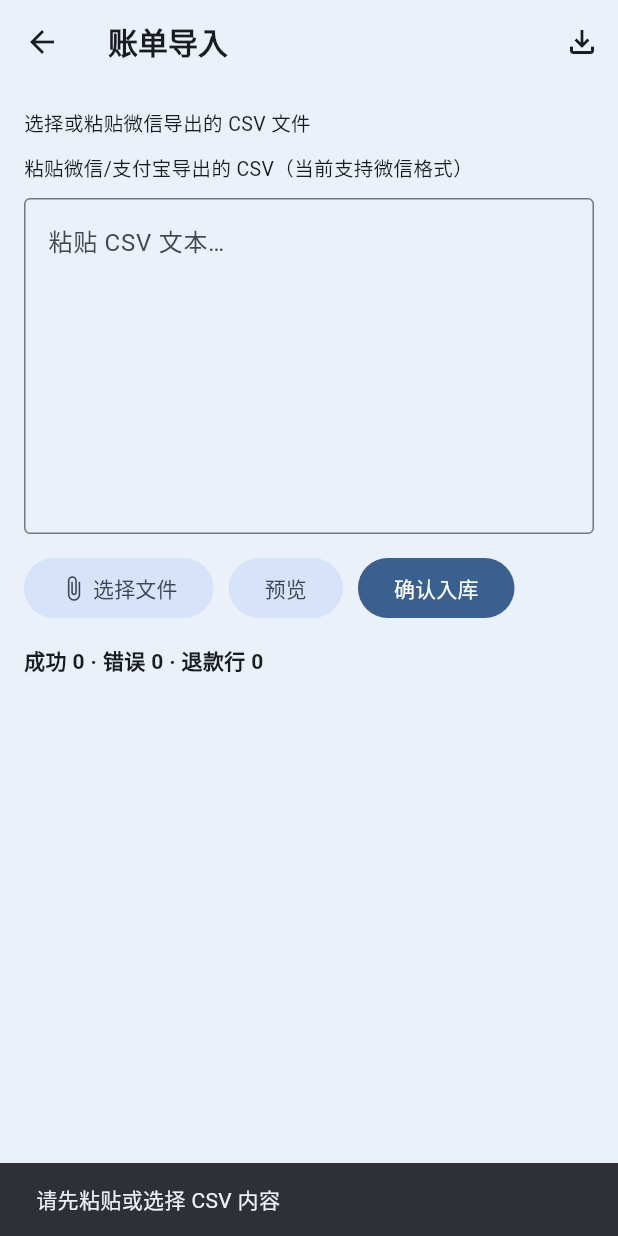
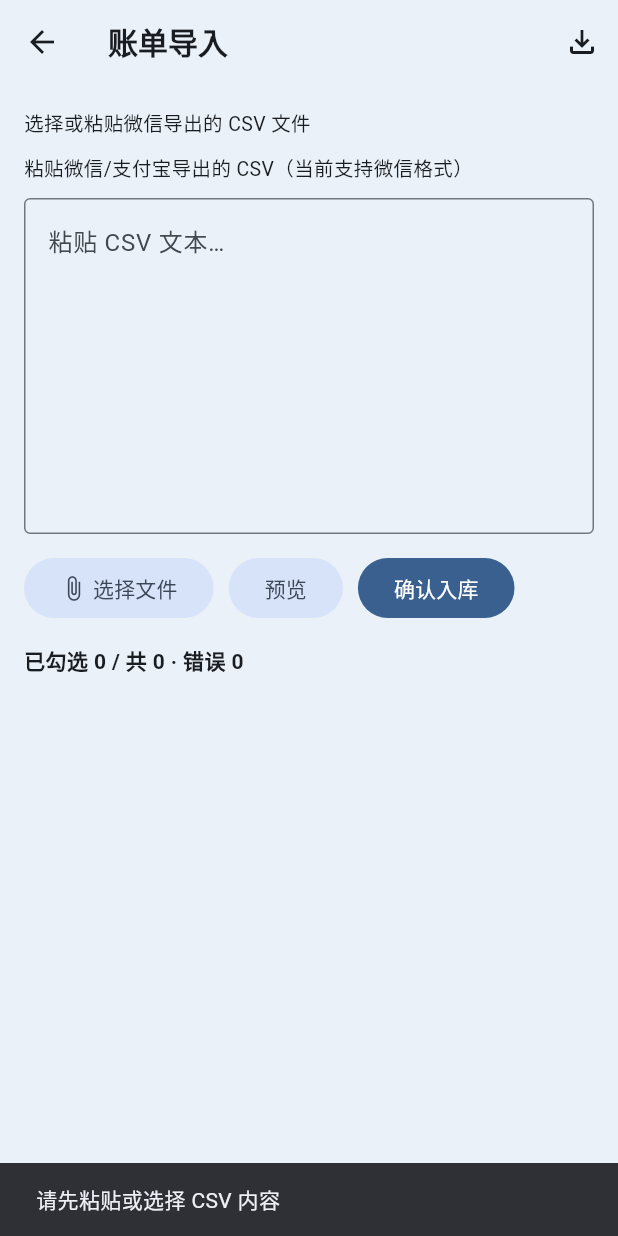
Before and after one commit to KaltsitLLL/timebook, a Flutter app: the ImportScreen screen opened directly with empty values, after a tap on "预览", after a tap on "确认入库", on a phone screen of 412 x 824 dp. Run offline on Flutter 3.47's test engine with Material 3 defaults, Android fonts, the phone set to English and light mode, and no system bars; our stand-ins replace drift, drift_flutter, file_picker, fl_chart, flutter_local_notifications, flutter_riverpod and 2 more; missing offline and left inert: gbk_codec; accounts and stored records are empty; generated files the repository leaves out were written again.

Commit message:
feat(import): 导入逐行确认列表（可编辑/排除/分类映射）

```diff
--- a/timebook/lib/features/import/data/import_service.dart
+++ b/timebook/lib/features/import/data/import_service.dart
@@ -62,6 +62,7 @@ class ImportService {
         await repo.addTransaction(
           ledgerId: ledgerId,
           accountId: account.id,
+          categoryId: r.categoryId,
           direction: r.direction,
           amountCents: r.amountCents,
           bookAt: r.bookAt,
--- a/timebook/lib/features/import/domain/import_models.dart
+++ b/timebook/lib/features/import/domain/import_models.dart
@@ -7,6 +7,7 @@ class ImportedRow {
     this.remark = '',
     this.payMethod = '',
     this.orderId,
+    this.categoryId,
     this.isRefund = false,
   });
   final DateTime bookAt;
@@ -16,6 +17,7 @@ class ImportedRow {
   final String remark;
   final String payMethod;
   final String? orderId;
+  final int? categoryId;
   final bool isRefund;
 }
 
--- a/timebook/lib/features/import/presentation/import_screen.dart
+++ b/timebook/lib/features/import/presentation/import_screen.dart
@@ -8,6 +8,7 @@ import '../../../core/db/app_database.dart';
 import '../../bookkeeping/data/bookkeeping_repository.dart';
 import '../data/import_service.dart';
 import '../domain/csv_codec.dart';
+import '../domain/import_models.dart';
 import '../domain/template_engine.dart';
 
 /// 微信账单模板（内联 YAML，测试与运行不依赖资源 IO）。
@@ -37,8 +38,13 @@ class ImportScreen extends StatefulWidget {
 
 class _ImportScreenState extends State<ImportScreen> {
   final _csv = TextEditingController();
-  String? _previewSummary;
   String? _fileName;
+
+  // 预览状态（仅存 State 字段，不落库）
+  bool _previewed = false;
+  List<_RowState> _rows = [];
+  List<ParseErrorRow> _errors = [];
+  List<Category> _cats = [];
 
   @override
   void dispose() {
@@ -49,6 +55,12 @@ class _ImportScreenState extends State<ImportScreen> {
   void _showMessage(String text) {
     if (!mounted) return;
     ScaffoldMessenger.of(context).showSnackBar(SnackBar(content: Text(text)));
+  }
+
+  int? _parseAmount(String text) {
+    final v = double.tryParse(text.trim());
+    if (v == null) return null;
+    return (v * 100).round();
   }
 
   Future<void> _export() async {
@@ -85,36 +97,74 @@ class _ImportScreenState extends State<ImportScreen> {
     setState(() {
       _csv.text = text;
       _fileName = file.name;
-      _previewSummary = null;
+      _previewed = false;
     });
   }
 
-  void _preview() {
+  Future<void> _loadCategories() async {
+    final repo = BookkeepingRepository(widget.database);
+    final ledgers = await repo.ledgers();
+    _cats = ledgers.isEmpty ? [] : await repo.categories(ledgers.first.id);
+  }
+
+  Future<void> _preview() async {
     final engine = TemplateEngine(templateYaml: _wechatTemplate);
     final result = engine.parse(_csv.text);
+    await _loadCategories();
     setState(() {
-      _previewSummary =
-          '成功 ${result.rows.length} · 错误 ${result.errors.length} · 退款行 ${result.rows.where((r) => r.isRefund).length}';
+      _rows = [
+        for (final r in result.rows)
+          _RowState(row: r, ok: true, amountText: (r.amountCents / 100).toString())
+      ];
+      _errors = result.errors;
+      _previewed = true;
     });
   }
 
   Future<void> _confirm() async {
-    final engine = TemplateEngine(templateYaml: _wechatTemplate);
-    final result = engine.parse(_csv.text);
-    if (result.rows.isEmpty) {
-      if (result.errors.isNotEmpty) {
-        _showMessage('无有效行：${result.errors.first}');
+    if (_rows.isEmpty) {
+      if (_errors.isNotEmpty) {
+        _showMessage('无有效行：${_errors.first.reason}');
       } else {
         _showMessage('请先粘贴或选择 CSV 内容');
       }
       return;
     }
+    // 仅导入勾选且金额可解析的行（编辑后值生效）。
+    final selected = <ImportedRow>[];
+    final broken = <String>[];
+    for (var i = 0; i < _rows.length; i++) {
+      final rs = _rows[i];
+      if (!rs.ok) continue;
+      final cents = _parseAmount(rs.amountText);
+      if (cents == null) {
+        broken.add('行 ${i + 1} 金额无效');
+        continue;
+      }
+      selected.add(ImportedRow(
+        bookAt: rs.row.bookAt,
+        direction: rs.row.direction,
+        amountCents: cents,
+        counterparty: rs.row.counterparty,
+        remark: rs.row.remark,
+        payMethod: rs.row.payMethod,
+        orderId: rs.row.orderId,
+        categoryId: rs.categoryId,
+        isRefund: rs.row.isRefund,
+      ));
+    }
+    if (selected.isEmpty) {
+      _showMessage('未勾选任何可导入行');
+      return;
+    }
     final svc = ImportService(widget.database);
     try {
       final outcome = await svc.importRows(
-          source: 'wechat', fileName: '粘贴导入', rows: result.rows);
-      _showMessage('已保存 ${outcome.saved} 笔 · 重复 ${outcome.duplicated}'
+          source: 'wechat', fileName: '粘贴导入', rows: selected);
+      final sb = StringBuffer('已保存 ${outcome.saved} 笔 · 重复 ${outcome.duplicated}'
           ' · 退款冲抵 ${outcome.refunded} · 未匹配退款 ${outcome.refundUnmatched}');
+      if (broken.isNotEmpty) sb.write(' · 跳过 ${broken.join('、')}');
+      _showMessage(sb.toString());
     } on StateError catch (e) {
       _showMessage(e.message);
     }
@@ -122,6 +172,7 @@ class _ImportScreenState extends State<ImportScreen> {
 
   @override
   Widget build(BuildContext context) {
+    final checked = _rows.where((r) => r.ok).length;
     return Scaffold(
       appBar: AppBar(
         title: const Text('账单导入'),
@@ -169,11 +220,135 @@ class _ImportScreenState extends State<ImportScreen> {
               onPressed: _confirm,
               child: const Text('确认入库')),
         ]),
-        if (_previewSummary != null) ...[
+        if (_previewed) ...[
           const SizedBox(height: 14),
-          Text(_previewSummary!, style: const TextStyle(fontWeight: FontWeight.w600)),
+          Text('已勾选 $checked / 共 ${_rows.length} · 错误 ${_errors.length}',
+              style: const TextStyle(fontWeight: FontWeight.w600)),
+          if (_rows.length > 50) ...[
+            const SizedBox(height: 6),
+            Text('其余 ${_rows.length - 50} 行未显示',
+                style: const TextStyle(fontSize: 12, color: Colors.grey)),
+          ],
+          const SizedBox(height: 8),
+          for (var i = 0; i < _rows.length && i < 50; i++) ...[
+            _RowCard(
+                index: i,
+                row: _rows[i],
+                categories: _cats,
+                onChanged: () => setState(() {})),
+            const SizedBox(height: 8),
+          ],
+          if (_errors.isNotEmpty) ...[
+            const SizedBox(height: 12),
+            const Text('以下行解析失败（未入库）',
+                style: TextStyle(fontWeight: FontWeight.w600, color: Colors.grey)),
+            const SizedBox(height: 6),
+            for (final e in _errors)
+              Container(
+                padding: const EdgeInsets.all(10),
+                margin: const EdgeInsets.only(bottom: 6),
+                decoration: BoxDecoration(
+                    color: const Color(0xFFF2F2F2),
+                    borderRadius: BorderRadius.circular(8)),
+                child: Text('行 ${e.lineNo}：${e.reason}',
+                    style: const TextStyle(fontSize: 12, color: Colors.grey)),
+              ),
+          ],
         ],
       ]),
     );
   }
 }
+
+/// 导入预览的单行可编辑状态（仅内存，不落库）。
+class _RowState {
+  _RowState({
+    required this.row,
+    required this.ok,
+    required this.amountText,
+  }) : controller = TextEditingController(text: amountText);
+  final ImportedRow row;
+  bool ok;
+  String amountText;
+  int? categoryId;
+  final TextEditingController controller;
+}
+
+class _RowCard extends StatelessWidget {
+  const _RowCard({
+    required this.index,
+    required this.row,
+    required this.categories,
+    required this.onChanged,
+  });
+  final int index;
+  final _RowState row;
+  final List<Category> categories;
+  final VoidCallback onChanged;
+
+  @override
+  Widget build(BuildContext context) {
+    final r = row.row;
+    return Opacity(
+      opacity: row.ok ? 1 : 0.45,
+      child: Container(
+        padding: const EdgeInsets.all(12),
+        decoration: BoxDecoration(
+          color: row.ok ? null : const Color(0xFFF2F2F2),
+          border: Border.all(color: const Color(0xFFEEEEEE)),
+          borderRadius: BorderRadius.circular(10),
+        ),
+        child: Column(crossAxisAlignment: CrossAxisAlignment.start, children: [
+          Row(children: [
+            Checkbox(
+              key: Key('row_ok_$index'),
+              value: row.ok,
+              onChanged: (v) {
+                row.ok = v ?? false;
+                onChanged();
+              },
+            ),
+            const SizedBox(width: 4),
+            Expanded(
+              child: TextField(
+                key: Key('row_amt_$index'),
+                controller: row.controller,
+                keyboardType: const TextInputType.numberWithOptions(decimal: true),
+                decoration: const InputDecoration(
+                  isDense: true,
+                  prefixText: '¥ ',
+                  labelText: '金额',
+                  border: OutlineInputBorder(),
+                ),
+                onChanged: (v) {
+                  row.amountText = v;
+                  onChanged();
+                },
+              ),
+            ),
+            const SizedBox(width: 10),
+            DropdownButton<int?>(
+              key: Key('row_cat_$index'),
+              value: row.categoryId,
+              hint: const Text('分类'),
+              items: [
+                const DropdownMenuItem<int?>(value: null, child: Text('分类')),
+                for (final c in categories)
+                  DropdownMenuItem<int?>(value: c.id, child: Text(c.name)),
+              ],
+              onChanged: (v) {
+                row.categoryId = v;
+                onChanged();
+              },
+            ),
+          ]),
+          const SizedBox(height: 6),
+          Text('${r.counterparty.isEmpty ? '对方' : r.counterparty}'
+              '${r.remark.isEmpty ? '' : ' · ${r.remark}'}'
+              '${r.isRefund ? '（退款）' : ''}',
+              style: const TextStyle(fontSize: 12, color: Colors.grey)),
+        ]),
+      ),
+    );
+  }
+}
```
Also changed, not shown: 1 other file.
